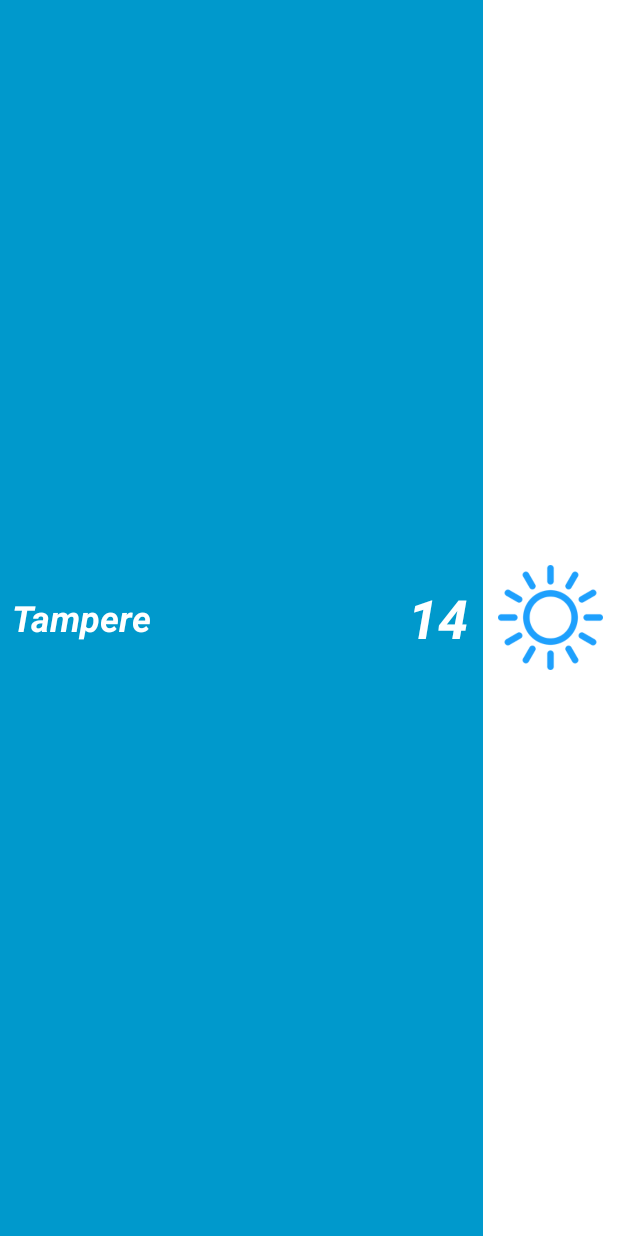
After one commit to timpelo/WeatherApp, an Android app: the layout weather_widget.xml on its own in the app's theme, with its tools: preview values and no code run, on a phone screen of 412 x 824 dp. The commit adds this screen. Run offline under Robolectric (Android 15) with nearby library versions, the light colour scheme and no system bars.

Commit message:
Finished widget layout

```diff
--- /dev/null
+++ b/app/src/main/res/layout/weather_widget.xml
@@ -0,0 +1,57 @@
+<RelativeLayout xmlns:android="http://schemas.android.com/apk/res/android"
+                android:layout_width="match_parent"
+                android:layout_height="match_parent"
+                android:background="#09C"
+                android:padding="@dimen/widget_margin">
+
+    <TextView
+        android:id="@+id/locationView"
+        android:layout_width="wrap_content"
+        android:layout_height="wrap_content"
+        android:layout_centerVertical="true"
+        android:gravity="start"
+        android:layout_margin="8dp"
+        android:layout_marginStart="5dp"
+        android:background="#09C"
+        android:contentDescription="@string/appwidget_text"
+        android:text="@string/city"
+        android:textColor="#ffffff"
+        android:textSize="24sp"
+        android:textStyle="bold|italic"/>
+
+    <TextView
+        android:id="@+id/tempView"
+        android:layout_width="wrap_content"
+        android:layout_height="wrap_content"
+        android:gravity="end"
+        android:background="#09C"
+        android:contentDescription="@string/appwidget_text"
+        android:text="@string/celsius"
+        android:textColor="#ffffff"
+        android:textSize="36sp"
+        android:textStyle="bold|italic"
+        android:layout_marginLeft="8dp"
+        android:layout_marginRight="8dp"
+        android:layout_centerVertical="true"
+        android:layout_toStartOf="@+id/imageView"
+        android:layout_marginEnd="10dp"/>
+
+    <ImageView
+        android:layout_width="match_parent"
+        android:layout_height="match_parent"
+        android:background="@android:color/white"
+        android:id="@+id/imageView2"
+        android:layout_toEndOf="@id/tempView"/>
+
+    <ImageView
+        android:layout_width="70dp"
+        android:layout_height="70dp"
+        android:gravity="end"
+        android:id="@+id/imageView"
+        android:background="@drawable/icon_sunny"
+        android:layout_marginEnd="10dp"
+        android:layout_marginStart="10dp"
+        android:layout_centerVertical="true"
+        android:layout_alignParentEnd="true"/>
+
+</RelativeLayout>
--- a/app/src/main/res/values/dimens.xml
+++ b/app/src/main/res/values/dimens.xml
@@ -3,4 +3,10 @@
     <dimen name="activity_horizontal_margin">16dp</dimen>
     <dimen name="activity_vertical_margin">16dp</dimen>
     <dimen name="fab_margin">16dp</dimen>
+
+    <!--
+Refer to App Widget Documentation for margin information
+http://developer.android.com/guide/topics/appwidgets/index.html#CreatingLayout
+    -->
+    <dimen name="widget_margin">8dp</dimen>
 </resources>
--- a/app/src/main/res/values/latest_data.xml
+++ b/app/src/main/res/values/latest_data.xml
@@ -2,7 +2,7 @@
 <resources>
     <string name="city">Tampere</string>
     <string name="condition_id">250</string>
-    <string name="celsius">15</string>
+    <string name="celsius">14</string>
     <string name="fahrenheit">25</string>
     <string name="unit">1</string>
 </resources>
--- a/app/src/main/res/values/strings.xml
+++ b/app/src/main/res/values/strings.xml
@@ -3,4 +3,6 @@
     <string name="action_settings">Settings</string>
     <string name="title_activity_settings">SettingsActivity</string>
     <string name="title_activity_forecast">ForecastActivity</string>
+    <string name="appwidget_text">KURU</string>
+    <string name="add_widget">Add widget</string>
 </resources>
```
Also changed, not shown: app/src/main/AndroidManifest.xml (+18 -8 lines), app/src/main/java/tamk/tiko/com/weatherapp/WeatherWidget.java (added, +44 -0 lines), app/src/main/res/values-v14/dimens.xml (added, +10 -0 lines), app/src/main/res/xml/weather_widget_info.xml (added, +11 -0 lines), app/src/main/res/drawable-nodpi/example_appwidget_preview.png (added).
